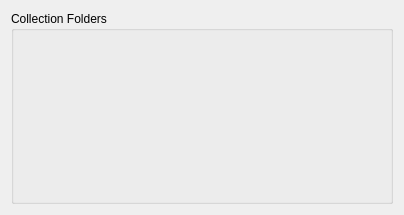
Before: the Qt Designer form src/configdialog/dialogs/CollectionConfig.ui in netrunner-debian-kde-extras/amarok, drawn with Qt 5.
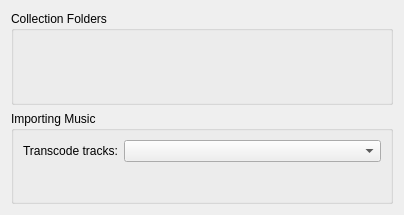
After: the same form once the commit is applied. Custom widgets are drawn as their Qt base class.

The edit to the form file:
```diff
--- a/src/configdialog/dialogs/CollectionConfig.ui
+++ b/src/configdialog/dialogs/CollectionConfig.ui
@@ -21,8 +21,41 @@
      </property>
     </widget>
    </item>
+   <item>
+    <widget class="QGroupBox" name="importingBox">
+     <property name="title">
+      <string>Importing Music</string>
+     </property>
+     <layout class="QFormLayout" name="formLayout">
+      <item row="0" column="0">
+       <widget class="QLabel" name="transcodeLabel">
+        <property name="toolTip">
+         <string>Whether Amarok should transcode tracks when they are copied or moved to Local Collection.</string>
+        </property>
+        <property name="text">
+         <string>Transcode tracks:</string>
+        </property>
+       </widget>
+      </item>
+      <item row="0" column="1">
+       <widget class="Transcoding::SelectConfigWidget" name="transcodingConfig">
+        <property name="toolTip">
+         <string>Whether Amarok should transcode tracks when they are copied or moved to Local Collection.</string>
+        </property>
+       </widget>
+      </item>
+     </layout>
+    </widget>
+   </item>
   </layout>
  </widget>
+ <customwidgets>
+  <customwidget>
+   <class>Transcoding::SelectConfigWidget</class>
+   <extends>QComboBox</extends>
+   <header>transcoding/TranscodingSelectConfigWidget.h</header>
+  </customwidget>
+ </customwidgets>
  <includes>
   <include location="local">klineedit.h</include>
   <include location="local">kpushbutton.h</include>
```
